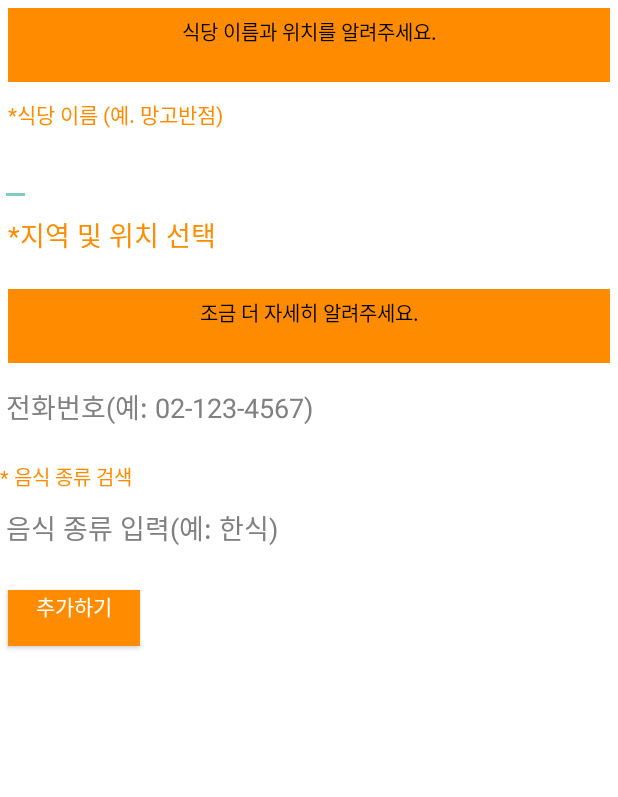
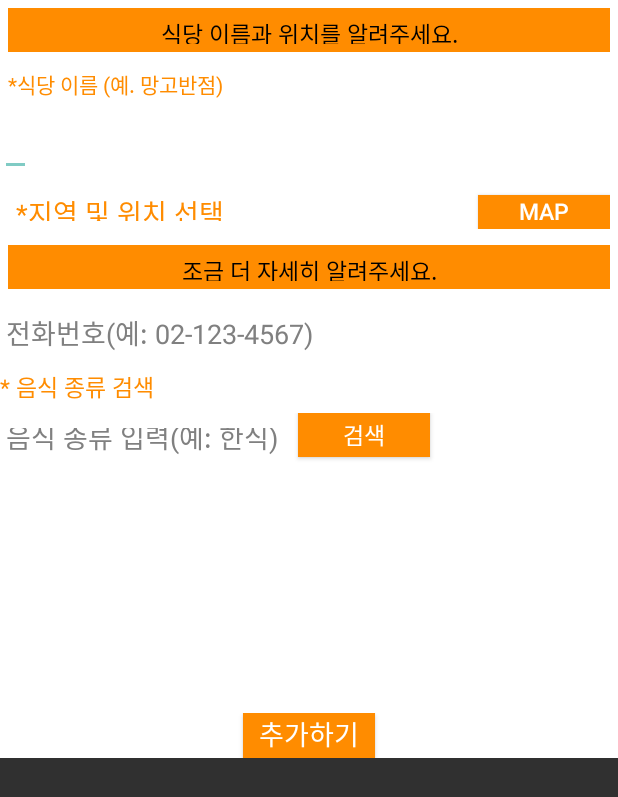
Before and after one commit to MarrRang/ma-WYE, an Android app: the register_restaurant screen opened directly, with no data from a screen before it, on a phone screen of 412 x 824 dp. Shown: the top 797 px of the screen. Run offline under Robolectric (Android 15) with nearby library versions, the light colour scheme and no system bars.

Commit message:
[modify] '검색'버튼 추가, 스크롤뷰 추가, Map 버튼 추가

```diff
--- a/app/src/main/res/layout/activity_register_restaurant.xml
+++ b/app/src/main/res/layout/activity_register_restaurant.xml
@@ -1,4 +1,7 @@
 <?xml version="1.0" encoding="utf-8"?>
+<ScrollView xmlns:android="http://schemas.android.com/apk/res/android"
+    android:layout_width="match_parent"
+    android:layout_height="match_parent" >
     <LinearLayout xmlns:android="http://schemas.android.com/apk/res/android"
         android:layout_width="match_parent"
         android:layout_height="match_parent"
@@ -8,7 +11,7 @@
 
         <RelativeLayout
             android:layout_width="match_parent"
-        android:layout_height="0dp"
+            android:layout_height="29dp"
             android:layout_margin="5dp"
             android:layout_weight="8"
             android:background="#FF8C00">
@@ -16,12 +19,17 @@
             <TextView
                 android:id="@+id/input_restaurantName"
                 android:layout_width="match_parent"
-            android:layout_height="match_parent"
-            android:layout_margin="5dp"
+                android:layout_height="wrap_content"
+                android:layout_marginBottom="5dp"
+                android:layout_marginEnd="5dp"
+                android:layout_marginLeft="5dp"
+                android:layout_marginRight="5dp"
+                android:layout_marginStart="5dp"
+                android:layout_marginTop="5dp"
                 android:gravity="center_horizontal"
                 android:text="식당 이름과 위치를 알려주세요."
                 android:textColor="#000000"
-            android:textSize="6pt" />
+                android:textSize="7pt" />
 
         </RelativeLayout>
 
@@ -44,8 +52,14 @@
             <EditText
                 android:id="@+id/restauranttext"
                 android:layout_width="wrap_content"
-            android:layout_height="wrap_content"
-            />
+                android:layout_height="wrap_content" />
+
+            <RelativeLayout
+                android:layout_width="match_parent"
+                android:layout_height="30dp"
+                android:layout_margin="5dp"
+                android:layout_weight="8"
+                android:background="#FFFFFF">
 
                 <TextView
                     android:id="@+id/location_restaurant"
@@ -57,11 +71,28 @@
                     android:textSize="8pt">
 
                 </TextView>
+
+                <Button
+                    android:layout_width="wrap_content"
+                    android:layout_height="23dp"
+                    android:layout_alignParentEnd="true"
+                    android:layout_alignParentRight="true"
+                    android:layout_alignParentTop="true"
+                    android:layout_marginTop="7dp"
+                    android:layout_weight="6"
+                    android:background="#FF8C00"
+                    android:gravity="center_horizontal"
+                    android:onClick="onClick"
+                    android:orientation="vertical"
+                    android:text="MAP"
+                    android:textSize="7pt" />
+
+            </RelativeLayout>
         </LinearLayout>
 
         <RelativeLayout
             android:layout_width="match_parent"
-        android:layout_height="0dp"
+            android:layout_height="29dp"
             android:layout_margin="5dp"
             android:layout_weight="8"
             android:background="#FF8C00"
@@ -75,7 +106,7 @@
                 android:gravity="center_horizontal"
                 android:text="조금 더 자세히 알려주세요."
                 android:textColor="#000000"
-            android:textSize="6pt" />
+                android:textSize="7pt" />
 
         </RelativeLayout>
 
@@ -90,8 +121,7 @@
                 android:layout_width="wrap_content"
                 android:layout_height="wrap_content"
                 android:hint="전화번호(예: 02-123-4567)"
-            android:textColorHint="#808080"
-            />
+                android:textColorHint="#808080" />
         </LinearLayout>
 
         <LinearLayout
@@ -102,41 +132,68 @@
 
             <TextView
                 android:id="@+id/select_kindsOfMenu"
+                android:layout_width="106dp"
+                android:layout_height="29dp"
+                android:text="* 음식 종류 검색"
+                android:textColor="#FF8C00"
+                android:textSize="7pt" />
+
+            <RelativeLayout
                 android:layout_width="wrap_content"
-            android:layout_height="wrap_content"
-            android:text="* 음식 종류 검색"
-            android:textSize="6pt"
-            android:textColor="#FF8C00"
-            />
+                android:layout_height="200dp"
+                android:orientation="vertical">
 
                 <EditText
                     android:id="@+id/input_kindsOfMenu"
                     android:layout_width="wrap_content"
-            android:layout_height="wrap_content"
+                    android:layout_height="40dp"
                     android:hint="음식 종류 입력(예: 한식)"
-            android:textColorHint="#808080"
-            />
+                    android:paddingRight="13dp"
+                    android:textColorHint="#808080" />
+
+                <Button
+                    android:id="@+id/search"
+                    android:layout_width="wrap_content"
+                    android:layout_height="30dp"
+                    android:layout_alignBaseline="@+id/input_kindsOfMenu"
+                    android:layout_toRightOf="@+id/input_kindsOfMenu"
+                    android:layout_toEndOf="@+id/input_kindsOfMenu"
+                    android:layout_weight="2"
+                    android:background="#FF8C00"
+                    android:text="검색"
+                    android:textSize="7pt" />
 
                 <ListView
                     android:id="@+id/search_kindsOfMenu"
                     android:layout_width="wrap_content"
+                    android:layout_height="140dp"
+                    android:layout_alignParentStart="true"
+                    android:layout_alignParentLeft="true"
+                    android:layout_centerVertical="true"
+                    android:divider="#000000"
+                    android:dividerHeight="1dp" />
+
+            </RelativeLayout>
+        </LinearLayout>
+
+        <RelativeLayout
+            android:layout_width="match_parent"
             android:layout_height="wrap_content"
-            android:divider="#000000"
-            android:dividerHeight="1dp"
-            />
-
-    </LinearLayout>
+            android:layout_weight="2"
+            android:orientation="vertical">
 
             <Button
                 android:layout_width="wrap_content"
-        android:layout_height="0dp"
-        android:layout_margin="5dp"
+                android:layout_height="30dp"
+                android:layout_alignParentTop="true"
+                android:layout_centerHorizontal="true"
                 android:layout_weight="6"
+                android:background="#FF8C00"
                 android:gravity="center_horizontal"
-        android:background="#FF8C00"
+                android:orientation="vertical"
                 android:text="추가하기"
-        android:orientation="vertical">
-
-    </Button>
+                android:textSize="8pt" />
+        </RelativeLayout>
 
     </LinearLayout>
+</ScrollView>
```
Lines whose indentation alone changed are shown as unchanged.
